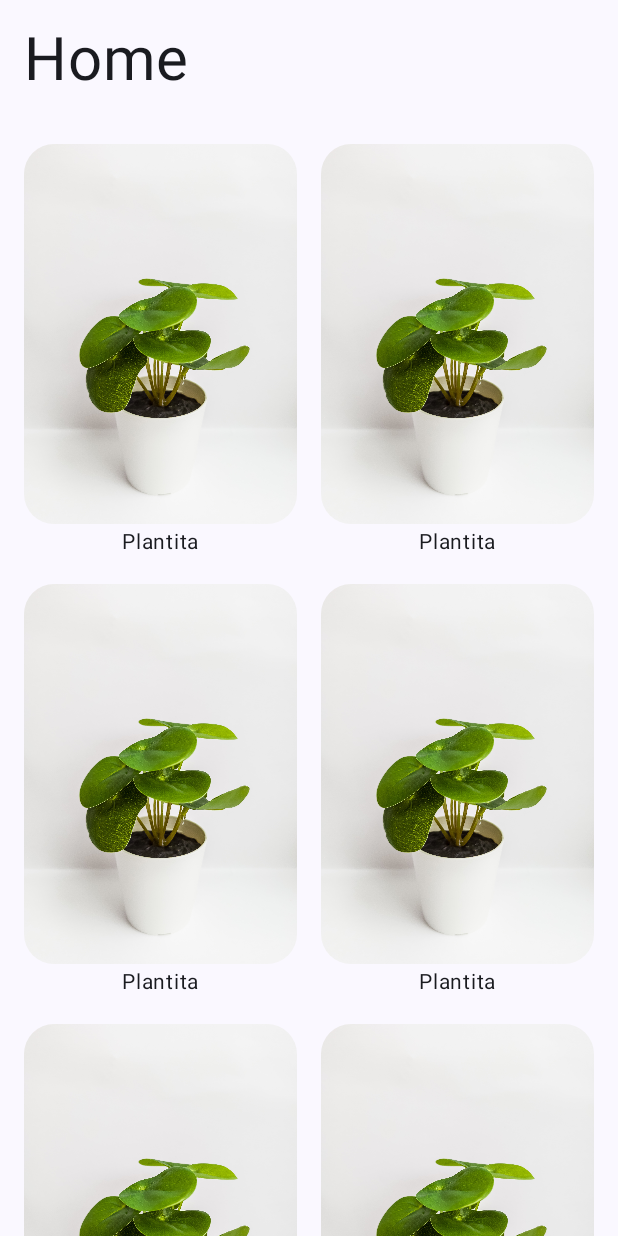
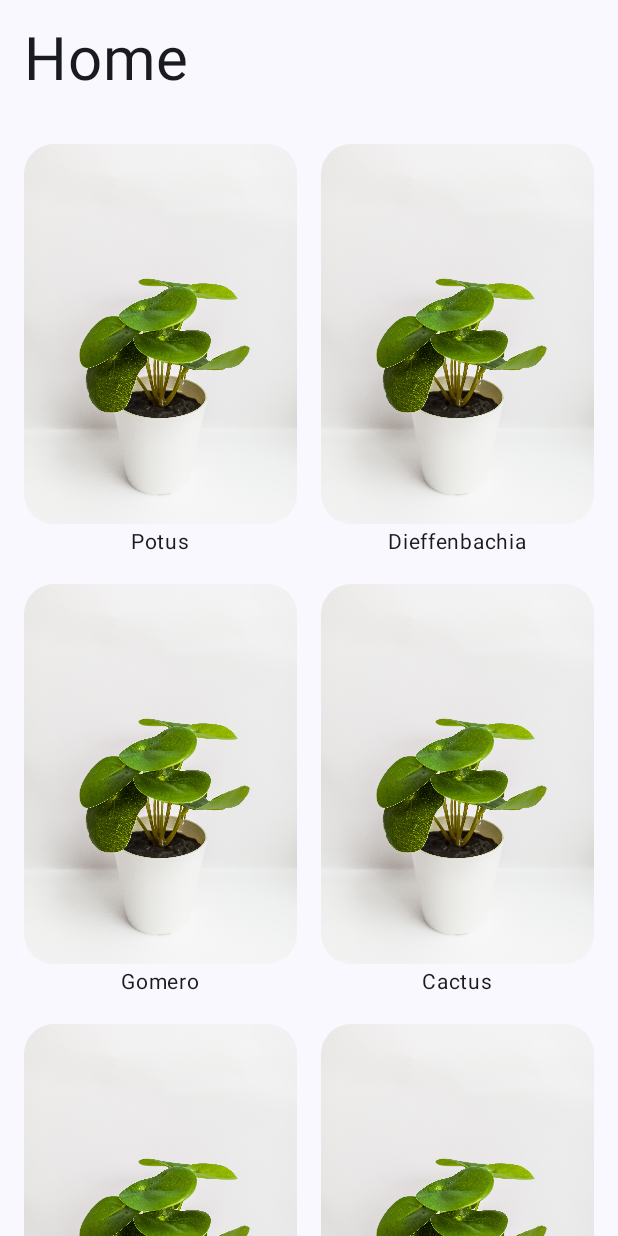
Before and after one commit to priettt/Persephone, an Android app built with Jetpack Compose: the screen it shows after launch (MainActivity), on a phone screen of 412 x 824 dp. Run offline under Robolectric (Android 15) with nearby library versions, the phone set to English and light mode, and no system bars.

Commit message:
Dependencies cleanup
Put actual names on the test plants lol

```diff
--- a/app/build.gradle.kts
+++ b/app/build.gradle.kts
@@ -1,4 +1,3 @@
-@Suppress("DSL_SCOPE_VIOLATION") // TODO: Remove once KTIJ-19369 is fixed
 plugins {
     alias(libs.plugins.com.android.application)
     alias(libs.plugins.org.jetbrains.kotlin.android)
--- a/app/src/main/java/co/francis/persephone/ui/home/HomeScreen.kt
+++ b/app/src/main/java/co/francis/persephone/ui/home/HomeScreen.kt
@@ -46,7 +46,7 @@ fun PlantCard(plant: Plant) {
         Image(
             modifier = Modifier.clip(RoundedCornerShape(20.dp)),
             painter = painterResource(id = plant.resourceId),
-            contentDescription = "A test plant"
+            contentDescription = "A picture of a ${plant.name}"
         )
         Text(
             text = plant.name,
--- a/app/src/main/java/co/francis/persephone/ui/home/PlantsRepository.kt
+++ b/app/src/main/java/co/francis/persephone/ui/home/PlantsRepository.kt
@@ -3,14 +3,17 @@ package co.francis.persephone.ui.home
 class PlantsRepository {
     fun getPlants(): List<Plant> {
         return listOf(
-            Plant("Plantita"),
-            Plant("Plantita"),
-            Plant("Plantita"),
-            Plant("Plantita"),
-            Plant("Plantita"),
-            Plant("Plantita"),
-            Plant("Plantita"),
-            Plant("Plantita")
+            Plant("Potus"),
+            Plant("Dieffenbachia"),
+            Plant("Gomero"),
+            Plant("Cactus"),
+            Plant("Bonsai"),
+            Plant("Orquidea"),
+            Plant("Calla"),
+            Plant("Crisantemo"),
+            Plant("Lirio"),
+            Plant("Tulipan"),
+            Plant("Rosa"),
         )
     }
 }
```
Also changed, not shown: gradle/libs.versions.toml (+13 -13 lines).
